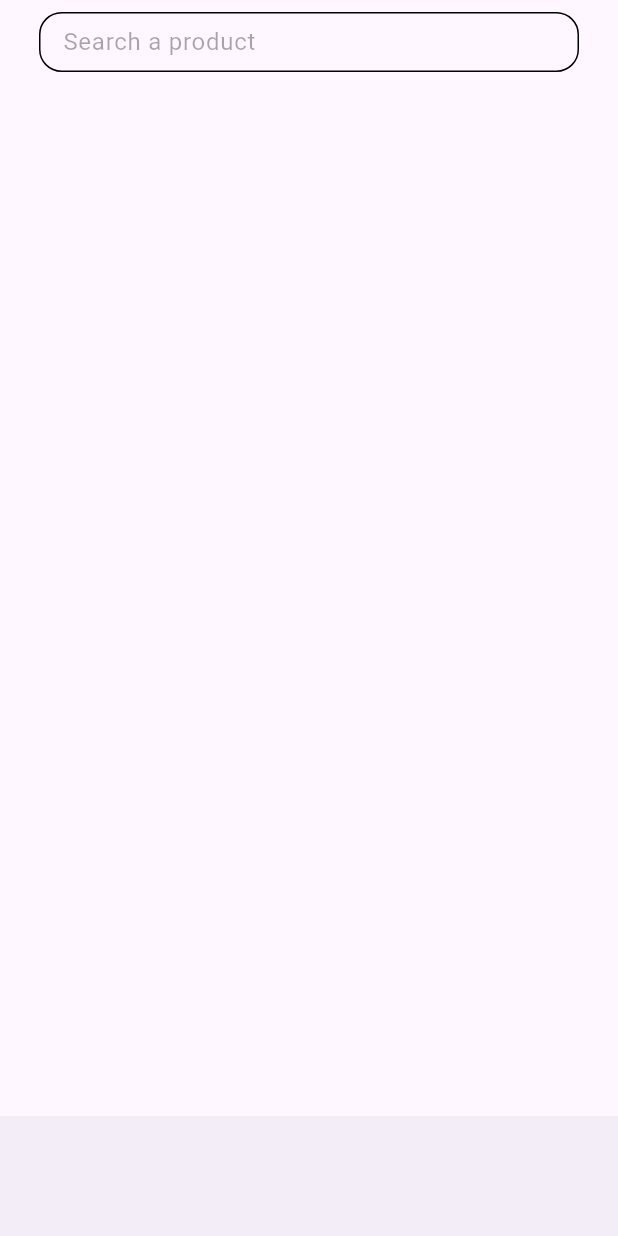
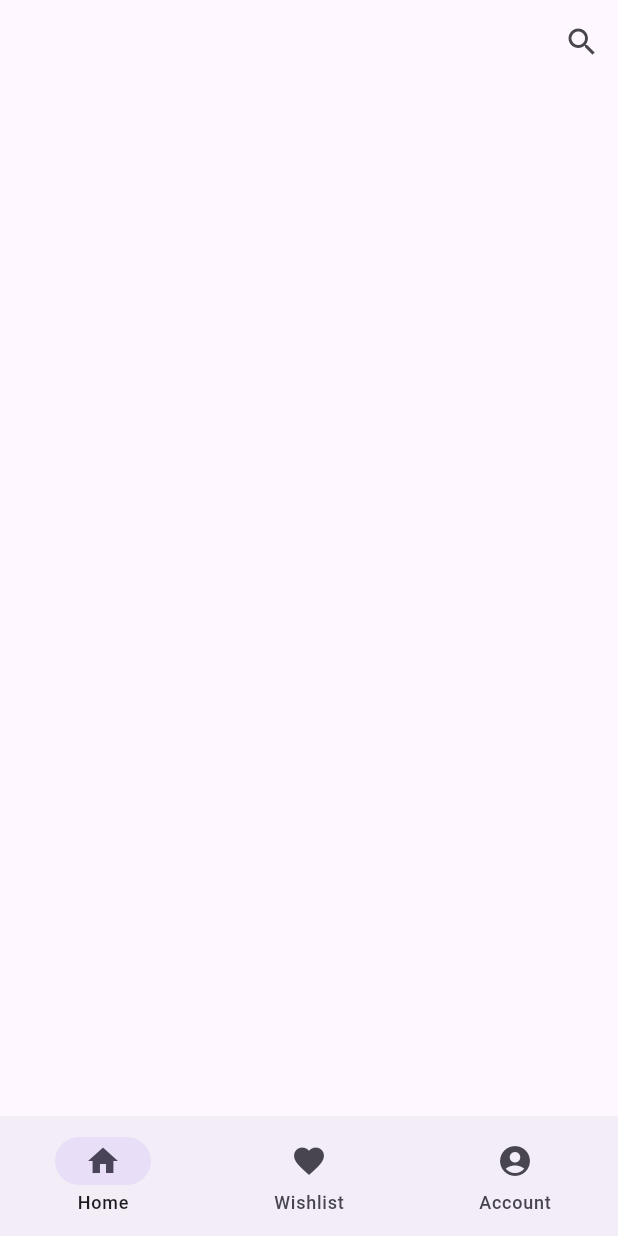
Before and after one commit to ZoeMeow1027/fashion-shop-flutter, a Flutter app: the screen it shows after launch, on a phone screen of 412 x 824 dp. Run offline on Flutter 3.47's test engine with Material 2 defaults, Android fonts, the phone set to English and light mode, and no system bars; our stand-ins replace carousel_slider, flutter_rating_bar.

Commit message:
Remove search bar from home tab

```diff
--- a/lib/screens/home/components/search_bar_click.dart
+++ /dev/null
@@ -1,54 +0,0 @@
-import 'package:flutter/material.dart';
-
-class SearchBarClick extends StatelessWidget {
-  const SearchBarClick({
-    super.key,
-    required this.placeholderText,
-    required this.onClick,
-  });
-
-  final String placeholderText;
-  final Function onClick;
-
-  @override
-  Widget build(BuildContext context) {
-    return customOutlinedTextField(
-      text: placeholderText,
-      controller: TextEditingController(),
-      onClick: () {
-        onClick();
-      },
-    );
-  }
-
-  //https://www.fluttercampus.com/guide/81/how-to-style-textfield-widget-border-flutter/
-  OutlineInputBorder _outlineInputBorder() {
-    return const OutlineInputBorder(
-      borderRadius: BorderRadius.all(Radius.circular(15)),
-      borderSide: BorderSide(width: 1),
-    );
-  }
-
-  Widget customOutlinedTextField({
-    required String text,
-    required TextEditingController controller,
-    required Function onClick,
-  }) {
-    return InkWell(
-      onTap: () {
-        onClick();
-      },
-      child: TextField(
-        controller: controller,
-        readOnly: true,
-        enabled: false,
-        decoration: InputDecoration(
-          labelText: text,
-          enabledBorder: _outlineInputBorder(),
-          focusedBorder: _outlineInputBorder(),
-          disabledBorder: _outlineInputBorder(),
-        ),
-      ),
-    );
-  }
-}
--- a/lib/screens/home/home_view.dart
+++ b/lib/screens/home/home_view.dart
@@ -13,28 +13,12 @@ class HomeView extends StatefulWidget {
 
 class _HomeViewState extends State<HomeView> {
   late CurrentState _currentState;
-  late List<NavigationDestination> navBtnList;
   late List<Widget> stateWidgetList;
 
   @override
   void initState() {
     super.initState();
     _currentState = CurrentState();
-
-    navBtnList = <NavigationDestination>[
-      const NavigationDestination(
-        icon: Icon(Icons.home),
-        label: 'Home',
-      ),
-      const NavigationDestination(
-        icon: Icon(Icons.favorite),
-        label: 'Wishlist',
-      ),
-      const NavigationDestination(
-        icon: Icon(Icons.account_circle),
-        label: 'Account',
-      ),
-    ];
 
     stateWidgetList = [
       const HomeTab(),
@@ -49,11 +33,27 @@ class _HomeViewState extends State<HomeView> {
       body: stateWidgetList[_currentState.currentPage],
       bottomNavigationBar: NavigationBarTheme(
         data: Theme.of(context).navigationBarTheme,
-        child: BottomAppBar(
-          child: Row(
-            mainAxisAlignment: MainAxisAlignment.center,
-            crossAxisAlignment: CrossAxisAlignment.center,
-            children: [],
+        child: NavigationBarTheme(
+          data: Theme.of(context).navigationBarTheme,
+          child: NavigationBar(
+            destinations: const [
+              NavigationDestination(
+                icon: Icon(Icons.home),
+                label: 'Home',
+              ),
+              NavigationDestination(
+                icon: Icon(Icons.favorite),
+                label: 'Wishlist',
+              ),
+              NavigationDestination(
+                icon: Icon(Icons.account_circle),
+                label: 'Account',
+              ),
+            ],
+            selectedIndex: _currentState.currentPage,
+            onDestinationSelected: (index) => {
+              setState(() => {_currentState.currentPage = index})
+            },
           ),
         ),
       ),
--- a/lib/screens/home/views/home_tab.dart
+++ b/lib/screens/home/views/home_tab.dart
@@ -1,7 +1,6 @@
 import 'package:flutter/material.dart';
 
 import '../../product_search/product_search_view.dart';
-import '../components/search_bar_click.dart';
 
 class HomeTab extends StatelessWidget {
   const HomeTab({super.key});
@@ -10,13 +9,11 @@ class HomeTab extends StatelessWidget {
   Widget build(BuildContext context) {
     return Scaffold(
       appBar: AppBar(
-        title: SizedBox(
-          height: 60,
-          child: Padding(
-            padding: const EdgeInsets.all(10.0),
-            child: SearchBarClick(
-              placeholderText: "Search a product",
-              onClick: () {
+        title: null,
+        actions: [
+          IconButton(
+            icon: const Icon(Icons.search),
+            onPressed: () {
               Navigator.push(
                 context,
                 MaterialPageRoute(
@@ -24,8 +21,7 @@ class HomeTab extends StatelessWidget {
               );
             },
           ),
-          ),
-        ),
+        ],
       ),
     );
   }
--- a/lib/screens/home/views/wishlist_tab.dart
+++ b/lib/screens/home/views/wishlist_tab.dart
@@ -1,7 +1,6 @@
 import 'package:flutter/material.dart';
 
 import '../../product_search/product_search_view.dart';
-import '../components/search_bar_click.dart';
 
 class WishlistTab extends StatelessWidget {
   const WishlistTab({super.key});
```
Lines whose indentation alone changed are shown as unchanged.
